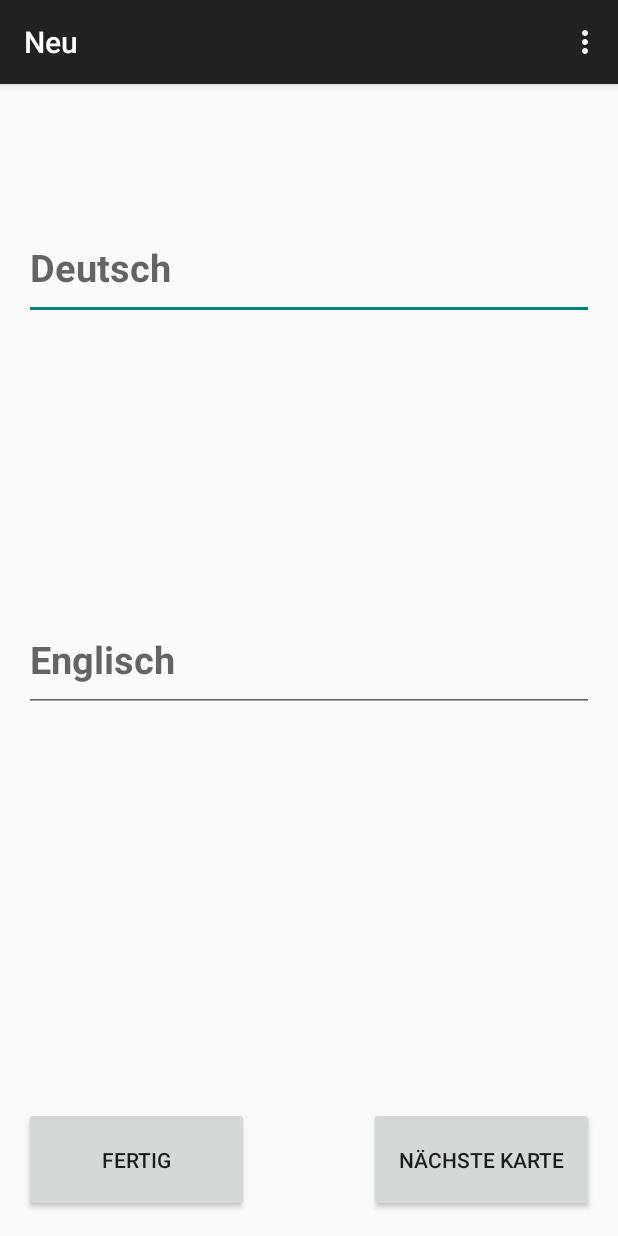
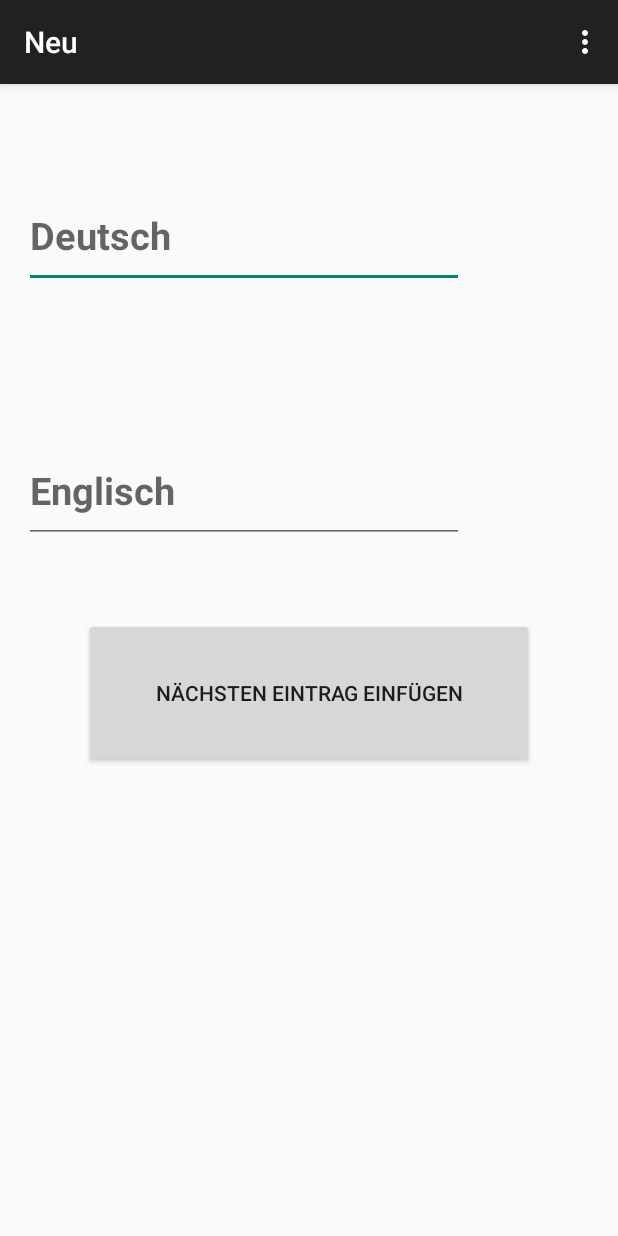
Before and after one commit to Kakerlake/Ez-Learning, an Android app: the Neu screen opened directly, with no data from a screen before it, on a phone screen of 412 x 824 dp. Run offline under Robolectric (Android 15) with nearby library versions, the phone set to English and light mode, and no system bars.

Commit message:
Löschen ausgabe + neu fertig button auskommentiert

```diff
--- a/app/src/main/java/com/example/daniel/myapplication/Neu.java
+++ b/app/src/main/java/com/example/daniel/myapplication/Neu.java
@@ -61,7 +61,7 @@ public class Neu extends ActionBarActivity {
 
     }
 
-    public void fertig(View arg0){
+   /* public void fertig(View arg0){
         KarteiKarte karte = new KarteiKarte(eingabe.getText().toString(), eingabe2.getText().toString());
         dbHandler.addWords(karte);
         //String dbString = dbHandler.databaseToString();
@@ -74,4 +74,5 @@ public class Neu extends ActionBarActivity {
         String dbString = dbHandler.databaseToString();
         Toast.makeText(this, dbString, Toast.LENGTH_LONG).show();
     }
+    */ //Nutzloser Button
 }
--- a/app/src/main/res/layout/activity_neu.xml
+++ b/app/src/main/res/layout/activity_neu.xml
@@ -13,14 +13,13 @@
         android:hint="Deutsch"
         android:ems="10"
         android:id="@+id/editText"
+        android:minHeight="70dp"
+        android:textSize="25dp"
+        android:textStyle="bold"
+        android:layout_alignParentTop="true"
         android:layout_alignParentLeft="true"
         android:layout_alignParentStart="true"
-        android:layout_marginTop="71dp"
-        android:minHeight="70dp"
-        android:layout_alignRight="@+id/button2"
-        android:layout_alignEnd="@+id/button2"
-        android:textSize="25dp"
-        android:textStyle="bold" />
+        android:layout_marginTop="50dp" />
 
     <EditText
         android:layout_width="wrap_content"
@@ -30,34 +29,23 @@
         android:ems="10"
         android:id="@+id/editText2"
         android:minHeight="70dp"
-        android:layout_centerVertical="true"
+        android:textSize="25dp"
+        android:textStyle="bold"
+        android:layout_below="@+id/editText"
         android:layout_alignParentLeft="true"
         android:layout_alignParentStart="true"
-        android:layout_alignRight="@+id/editText"
-        android:layout_alignEnd="@+id/editText"
-        android:textSize="25dp"
-        android:textStyle="bold" />
+        android:layout_marginTop="100dp" />
 
     <Button
-        android:layout_width="150dp"
+        android:layout_width="300dp"
         android:layout_height="wrap_content"
-        android:text="Nächste Karte"
+        android:text="Nächsten Eintrag einfügen"
         android:id="@+id/button2"
-        android:layout_alignParentBottom="true"
-        android:layout_alignParentRight="true"
-        android:layout_alignParentEnd="true"
         android:onClick="neueKarte"
-        android:height="70dp" />
+        android:height="100dp"
+        android:layout_below="@+id/editText2"
+        android:layout_centerHorizontal="true"
+        android:layout_marginTop="50dp" />
 
-    <Button
-        android:layout_width="150dp"
-        android:layout_height="wrap_content"
-        android:text="Fertig"
-        android:id="@+id/button3"
-        android:layout_alignBottom="@+id/button2"
-        android:layout_alignParentLeft="true"
-        android:layout_alignParentStart="true"
-        android:onClick="fertig"
-        android:height="70dp" />
 
 </RelativeLayout>
```
Also changed, not shown: app/src/main/java/com/example/daniel/myapplication/MyDBHandlerStats.java (+35 -16 lines), app/src/main/java/com/example/daniel/myapplication/loeschen.java (+19 -0 lines), app/src/main/res/layout/activity_loeschen.xml (+7 -0 lines).
